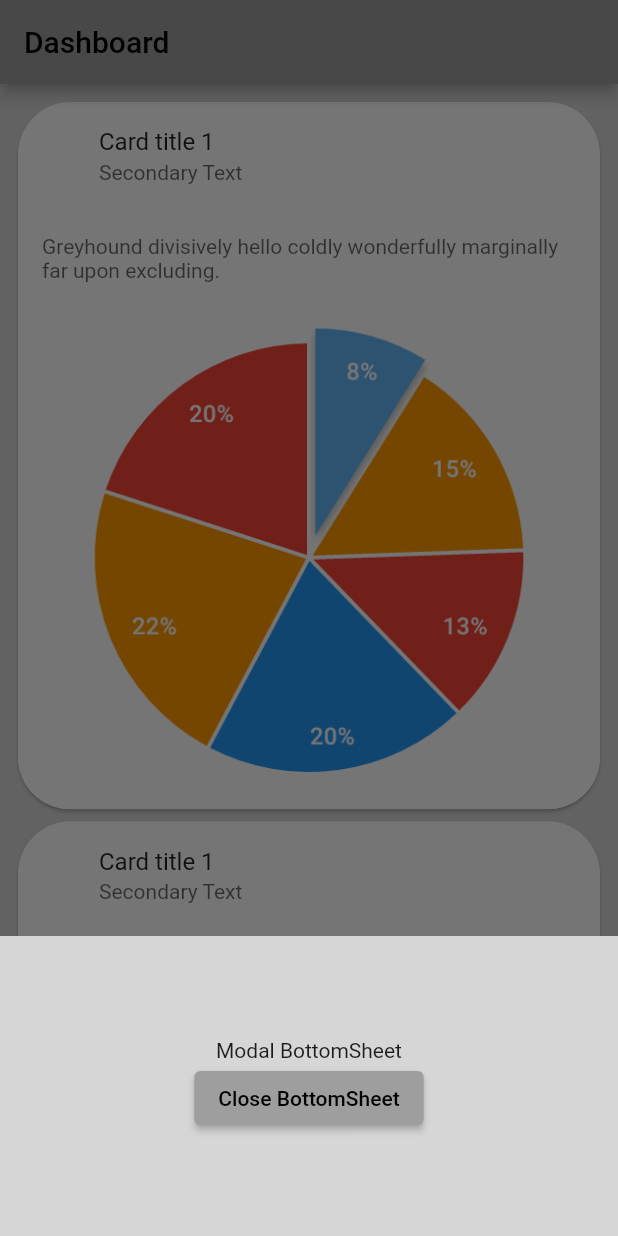
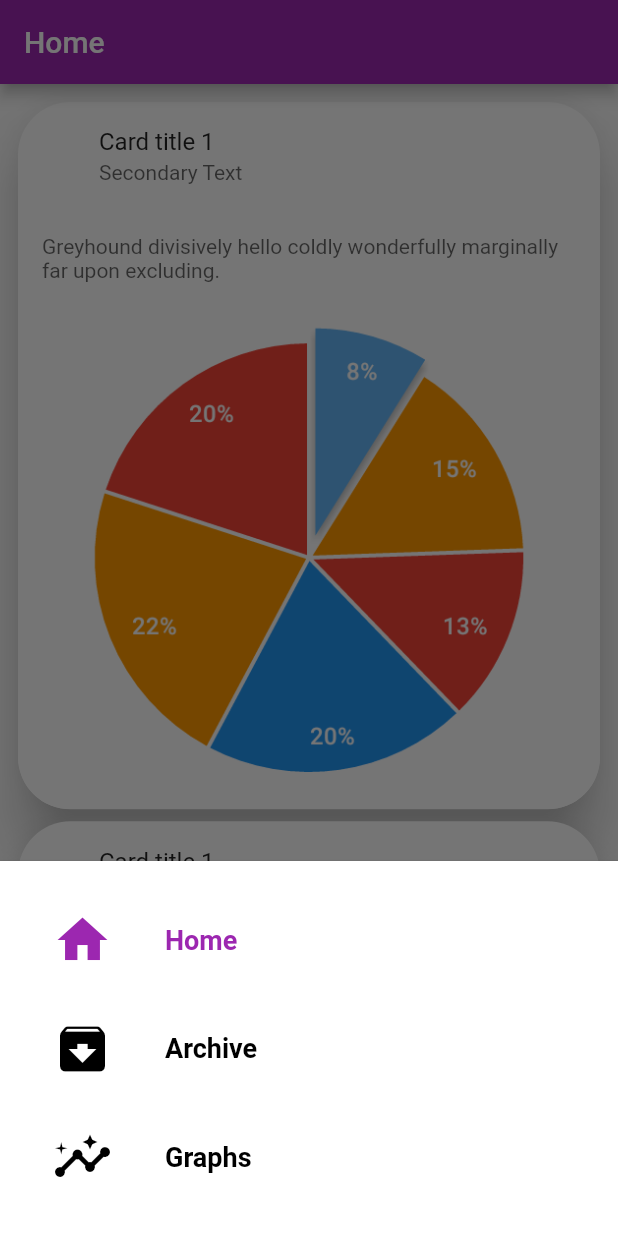
Before and after one commit to simone-viozzi/progetto-programmazione-mobile, a Flutter app: the screen it shows after launch, after a tap on the "menu" icon, on a phone screen of 412 x 824 dp. Run offline on Flutter 3.47's test engine with Material 2 defaults, Android fonts, the phone set to English and light mode, and no system bars.

Commit message:
addded app structure needed restructuration

```diff
--- /dev/null
+++ b/flutter_app/lib/Menus/home_settings_menu.dart
@@ -0,0 +1,37 @@
+// importing main components
+import 'package:flutter/foundation.dart';
+import 'package:flutter/material.dart';
+
+class HomeSettings extends StatelessWidget {
+
+  final changeModStateFun;
+
+  const HomeSettings({this.changeModStateFun});
+
+  @override
+  Widget build(BuildContext context) {
+    return PopupMenuButton(
+      icon: const Icon(
+        Icons.more_vert,
+        color: Colors.white,
+      ),
+      itemBuilder: (BuildContext context) => <PopupMenuEntry>[
+        const PopupMenuItem(
+          child: ListTile(
+            leading: Icon(Icons.info_outline),
+            title: Text('About'),
+          ),
+        ),
+        PopupMenuItem(
+          onTap:() {
+            changeModStateFun(true);
+          },
+          child: const ListTile(
+            leading: Icon(Icons.edit),
+            title: Text('Settings'),
+          ),
+        ),
+      ],
+    );
+  }
+}
--- /dev/null
+++ b/flutter_app/lib/Styles/recipteapp_theme.dart
@@ -0,0 +1,10 @@
+import 'package:flutter/material.dart';
+
+// app theme colors
+class ThemeColors{
+  static const MaterialColor matPrimary =    Colors.purple;
+  //final Color? primary =                          Colors.purple[500];
+
+  static const MaterialColor matSecondary =  Colors.teal;
+  //final Color? secondary =                        Colors.teal[500];
+}
--- /dev/null
+++ b/flutter_app/lib/Widgets/bottom_navigation_drawer.dart
@@ -0,0 +1,138 @@
+import 'package:flutter/material.dart';
+import 'package:flutter_app/main.dart';
+
+// importing themes
+import 'package:flutter_app/styles/recipteapp_theme.dart';
+
+// import definitions
+import 'package:flutter_app/definitions.dart';
+
+
+void openBottomNavigationDrawer(BuildContext context, int page, changestate){
+
+  showModalBottomSheet<void>(
+    elevation: 2.0,
+    context: context,
+    builder: (BuildContext context) {
+      return Container(
+        height: 250,
+        color: Colors.white,
+        child: Padding(
+          padding: const EdgeInsets.only(left: 35.0),
+          child: Column(
+            mainAxisAlignment: MainAxisAlignment.spaceEvenly,
+            mainAxisSize: MainAxisSize.min,
+
+            children: <Widget>[
+              GestureDetector(
+              onTap: (){
+                if(page != PageMap.homeId){
+                  changestate(true);
+                  //Navigator.pushNamed(context, '/');
+                  // change route and discard the last page state
+                  // Navigator.of(context).pushNamedAndRemoveUntil('/', (Route<dynamic> route) => false);
+                  /*Navigator.pushReplacement(
+                    context,
+                    MaterialPageRoute(
+                      builder: (context) => const MyHomePage(title: 'Home', pageId: PageMap.homeId),
+                    ),
+                  );*/
+                }
+              },
+                child: Row(
+                  children:[
+                    Icon(
+                      Icons.home,
+                      size: 40,
+                      color: (page == PageMap.homeId) ? ThemeColors.matPrimary : Colors.black,
+                    ),
+                    Padding(
+                      padding: const EdgeInsets.fromLTRB(35.0, 0, 0, 0),
+                      child: Text(
+                        'Home',
+                        style: TextStyle(
+                          fontSize: 18,
+                          fontWeight: FontWeight.bold,
+                          color: (page == PageMap.homeId) ? ThemeColors.matPrimary : Colors.black,
+                        ),
+                      ),
+                    )
+                  ],
+                ),
+              ),
+              GestureDetector(
+                onTap: (){
+                  if(page != PageMap.archiveId){
+                    //Navigator.pushNamed(context, '/archive');
+                    // change route and discard the last page state
+                    Navigator.of(context).pushNamedAndRemoveUntil('/archive', (Route<dynamic> route) => false);
+
+                    /*
+                    Navigator.pushReplacement(
+                      context,
+                      MaterialPageRoute(
+                        builder: (context) => const MyHomePage(title: 'Archive', pageId: PageMap.archiveId),
+                      ),
+                    );*/
+                  }
+                },
+                child: Row(
+                  children:[
+                    Icon(
+                      Icons.archive,
+                      size: 40,
+                      color: (page == PageMap.archiveId) ? ThemeColors.matPrimary : Colors.black,
+                    ),
+                    Padding(
+                      padding: const EdgeInsets.fromLTRB(35.0, 0, 0, 0),
+                      child: Text(
+                        'Archive',
+                        style: TextStyle(
+                            fontSize: 18,
+                            fontWeight: FontWeight.bold,
+                            color: (page == PageMap.archiveId) ? ThemeColors.matPrimary : Colors.black,
+                        ),
+                      ),
+                    )
+                  ],
+                ),
+              ),
+              GestureDetector(
+                onTap: (){
+                  if(page != PageMap.graphsId){
+                    // change route and put the last page in stack
+                    //Navigator.pushNamed(context, '/graphs');
+
+                    // change route and discard the last page state
+                    Navigator.of(context).pushNamedAndRemoveUntil('/graphs', (Route<dynamic> route) => false);
+
+                  }
+                },
+                child: Row(
+                  children:[
+                    Icon(
+                      Icons.insights,
+                      size: 40,
+                      color: (page == PageMap.graphsId) ? ThemeColors.matPrimary : Colors.black,
+                    ),
+                    Padding(
+                      padding: const EdgeInsets.fromLTRB(35.0, 0, 0, 0),
+                      child: Text(
+                        'Graphs',
+                        style: TextStyle(
+                          fontSize: 18,
+                          fontWeight: FontWeight.bold,
+                          color: (page == PageMap.graphsId) ? ThemeColors.matPrimary : Colors.black,
+                        ),
+                      ),
+                    )
+                  ],
+                ),
+              ),
+            ],
+          ),
+        ),
+      );
+    },
+  );
+}
--- a/flutter_app/lib/card_test.dart
+++ b/flutter_app/lib/Widgets/card_test.dart
@@ -3,6 +3,7 @@ import 'package:flutter/material.dart';
 Widget buildCard(BuildContext context){
 
   return Card(
+    elevation: 15.0,
     clipBehavior: Clip.antiAlias,
     shape: RoundedRectangleBorder(
       borderRadius: BorderRadius.circular(35.0),
--- a/flutter_app/lib/bottom_navigation_drawer.dart
+++ /dev/null
@@ -1,27 +0,0 @@
-import 'package:flutter/material.dart';
-
-
-void openBottomNavigationDrawer(BuildContext context){
-  showModalBottomSheet<void>(
-    context: context,
-    builder: (BuildContext context) {
-      return Container(
-        height: 200,
-        color: Colors.grey[350],
-        child: Center(
-          child: Column(
-            mainAxisAlignment: MainAxisAlignment.center,
-            mainAxisSize: MainAxisSize.min,
-            children: <Widget>[
-              const Text('Modal BottomSheet'),
-              ElevatedButton(
-                child: const Text('Close BottomSheet'),
-                onPressed: () => Navigator.pop(context),
-              )
-            ],
-          ),
-        ),
-      );
-    },
-  );
-}
--- /dev/null
+++ b/flutter_app/lib/definitions.dart
@@ -0,0 +1,10 @@
+
+// map of
+class PageMap{
+  static const int homeId =         0; // dashboard
+  static const int graphsId =       1; // graphs page
+  static const int archiveId =      2; // archive page
+  static const int addAgrId =       3; // add aggregate page
+  static const int agrViewId =      4; // aggregate view page
+  static const int cameraViewId =   5; // camera input page
+}
--- a/flutter_app/lib/main.dart
+++ b/flutter_app/lib/main.dart
@@ -1,6 +1,18 @@
+// importing main components
 import 'package:flutter/material.dart';
-import 'card_test.dart';
-import 'bottom_navigation_drawer.dart';
+
+// import external libraries
+
+// import constants
+import 'package:flutter_app/definitions.dart';
+
+// importing UI components
+import 'Widgets/card_test.dart';
+import 'Widgets/bottom_navigation_drawer.dart';
+import 'package:flutter_app/Menus/home_settings_menu.dart';
+
+// importing themes
+import 'package:flutter_app/styles/recipteapp_theme.dart';
 
 void main() {
   runApp(const MyApp());
@@ -13,42 +25,55 @@ class MyApp extends StatelessWidget {
   @override
   Widget build(BuildContext context) {
     return MaterialApp(
-      title: 'reciptApp',
+      title: 'receiptApp',
       theme: ThemeData(
-        primarySwatch: Colors.grey,
+        primarySwatch: ThemeColors.matPrimary,
       ),
       initialRoute: '/',
       routes: {
-        '/': (context) => const MyHomePage(title: 'Dashboard'),
-        '/archive': (context) => const MyHomePage(title: 'Dashboard'),
-        '/charts': (context) => const MyHomePage(title: 'Dashboard'),
-        '/add_agregate': (context) => const MyHomePage(title: 'Dashboard'),
+        '/': (context) =>                   const MyHomePage(title: 'Home',           pageId: PageMap.homeId),
+        '/archive': (context) =>            const MyHomePage(title: 'Archive',        pageId: PageMap.archiveId),
+        '/archive/element': (context) =>    const MyHomePage(title: 'Element',        pageId: PageMap.agrViewId),
+        '/graphs': (context) =>             const MyHomePage(title: 'Graphs',         pageId: PageMap.graphsId),
+        '/add_aggregate': (context) =>      const MyHomePage(title: 'Add aggregate',  pageId: PageMap.addAgrId),
+        '/camera_view': (context) =>        const MyHomePage(title: 'Dashboard',      pageId: PageMap.cameraViewId),
       }
     );
   }
 }
 
-class MyHomePage extends StatefulWidget {
-  const MyHomePage({Key? key, required this.title}) : super(key: key);
+class MyHomePage extends StatefulWidget{
+  const MyHomePage({Key? key, required this.title, required this.pageId}) : super(key: key);
   final String title;
+  final int pageId;
 
   @override
   State<MyHomePage> createState() => _MyHomePageState();
 }
 
-class _MyHomePageState extends State<MyHomePage> {
-  int _counter = 0;
+class _MyHomePageState extends State<MyHomePage>{
+  bool modificationState = false;
+  int state_update = 0;
 
-  void _incrementCounter() {
+  void changeModState(bool state){
     setState(() {
-      _counter++;
+      modificationState = state;
+    });
+  }
+
+  void reload(){
+    setState(() {
+      state_update++;
     });
   }
 
   @override
   Widget build(BuildContext context) {
+
+    print("on create pageId is: ${widget.pageId}");
+
     return Scaffold(
-      backgroundColor: Colors.grey[350],
+      extendBody: true, // this enable the listView to swipe under the notch
       appBar: AppBar(
         title: Text(widget.title),
       ),
@@ -65,28 +90,16 @@ class _MyHomePageState extends State<MyHomePage> {
           ],
         )
       ),
-      bottomNavigationBar: BottomAppBar(
-        notchMargin: 10,
-
-        shape: const CircularNotchedRectangle(),
-        color: Colors.black,
-        child: Row(
-          children: [
-            IconButton(
-                color: Colors.white,
-                icon: const Icon(Icons.menu),
-                onPressed: () => openBottomNavigationDrawer(context)
-                ),
-            const Spacer(),
-            IconButton(
-                color: Colors.white,
-                icon: const Icon(Icons.more_vert),
-                onPressed: () {}
-                ),
-          ],
-        ),
-      ),
-      floatingActionButton:
+      floatingActionButton: (modificationState) ?
+      FloatingActionButton(
+          child: const Icon(
+            Icons.check,
+            color: Colors.white,
+          ),
+          onPressed: () {
+            changeModState(false);
+          }
+      ) :
       FloatingActionButton(
           hoverElevation: 10,
           child: const Icon(
@@ -94,8 +107,31 @@ class _MyHomePageState extends State<MyHomePage> {
             color: Colors.white,
           ),
           onPressed: () {}
-          ),
-      floatingActionButtonLocation: FloatingActionButtonLocation.centerDocked
+      ),
+      floatingActionButtonLocation: (modificationState) ?
+      FloatingActionButtonLocation.endDocked :
+      FloatingActionButtonLocation.centerDocked,
+      bottomNavigationBar: BottomAppBar(
+        elevation: 1.0,
+        notchMargin: 10,
+        shape: const CircularNotchedRectangle(),
+        color: ThemeColors.matPrimary,
+        child: Row(
+          children: [
+            IconButton(
+                color: Colors.white,
+                icon: const Icon(Icons.menu),
+                onPressed: () {
+                  openBottomNavigationDrawer(context, widget.pageId, changeModState);
+                }
+              ),
+            const Spacer(),
+            HomeSettings(
+                changeModStateFun: changeModState
+            ),
+          ],
+        ),
+      ),
     );
   }
 }
```
Also changed, not shown: flutter_app/lib/Database/db_manager.dart (added).
